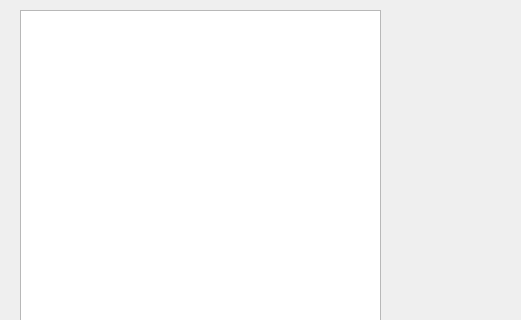
Old version of the form ISA_UI.ui in the repository phumva12345/Isolated-Speech-Analysis; both pictures show x 0 to 521 and y 0 to 320 of the 1280 by 720 pixel window.
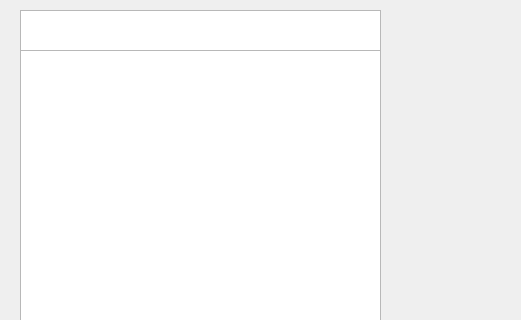
New version of the form.

Diff of the .ui file:
```diff
--- a/ISA_UI.ui
+++ b/ISA_UI.ui
@@ -18,9 +18,9 @@
     <property name="geometry">
      <rect>
       <x>20</x>
-      <y>10</y>
+      <y>50</y>
       <width>361</width>
-      <height>491</height>
+      <height>451</height>
      </rect>
     </property>
    </widget>
@@ -63,6 +63,31 @@
      </font>
     </property>
    </widget>
+   <widget class="QTextEdit" name="textEdit_2">
+    <property name="geometry">
+     <rect>
+      <x>20</x>
+      <y>10</y>
+      <width>361</width>
+      <height>41</height>
+     </rect>
+    </property>
+    <property name="font">
+     <font>
+      <family>Arial</family>
+      <pointsize>14</pointsize>
+      <weight>50</weight>
+      <bold>false</bold>
+     </font>
+    </property>
+    <property name="html">
+     <string>&lt;!DOCTYPE HTML PUBLIC &quot;-//W3C//DTD HTML 4.0//EN&quot; &quot;http://www.w3.org/TR/REC-html40/strict.dtd&quot;&gt;
+&lt;html&gt;&lt;head&gt;&lt;meta name=&quot;qrichtext&quot; content=&quot;1&quot; /&gt;&lt;style type=&quot;text/css&quot;&gt;
+p, li { white-space: pre-wrap; }
+&lt;/style&gt;&lt;/head&gt;&lt;body style=&quot; font-family:'Arial'; font-size:14pt; font-weight:400; font-style:normal;&quot;&gt;
+&lt;p align=&quot;center&quot; style=&quot;-qt-paragraph-type:empty; margin-top:0px; margin-bottom:0px; margin-left:0px; margin-right:0px; -qt-block-indent:0; text-indent:0px;&quot;&gt;&lt;br /&gt;&lt;/p&gt;&lt;/body&gt;&lt;/html&gt;</string>
+    </property>
+   </widget>
   </widget>
   <widget class="QStatusBar" name="statusbar"/>
  </widget>
```
